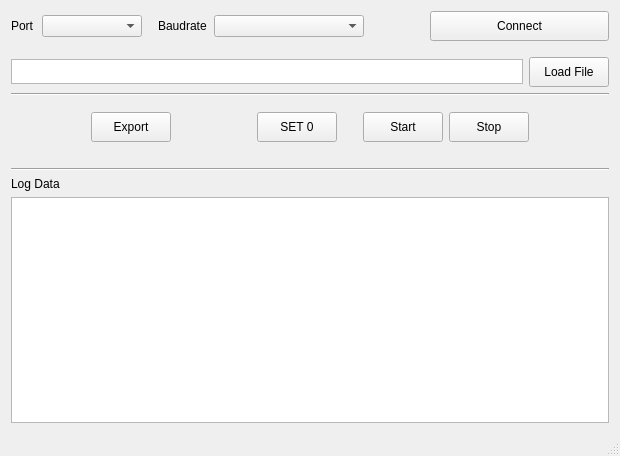
Before: the Qt Designer form mainwindow.ui in phuongnam0907/DemoAutoTest, drawn with Qt 5.
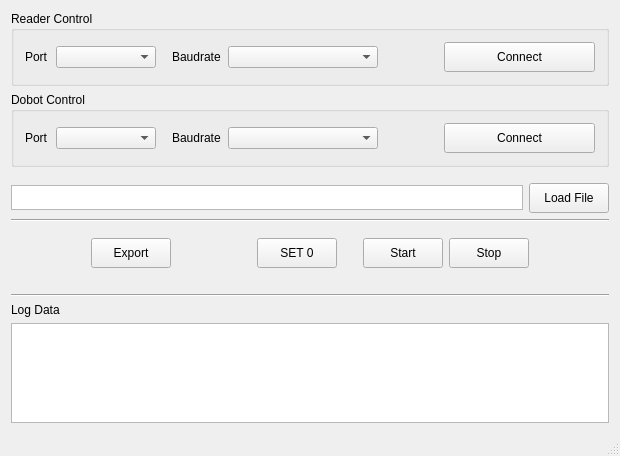
After: the same form once the commit is applied.

Commit message: Add thread for controlling Reader + Card Detection

Diff of the .ui file:
```diff
--- a/mainwindow.ui
+++ b/mainwindow.ui
@@ -23,13 +23,127 @@
      </widget>
     </item>
     <item row="5" column="0">
-     <widget class="QTextEdit" name="textEdit"/>
+     <widget class="QTextEdit" name="textEdit">
+      <property name="readOnly">
+       <bool>true</bool>
+      </property>
+     </widget>
     </item>
     <item row="0" column="0">
      <layout class="QVBoxLayout" name="verticalLayout">
+      <item>
+       <layout class="QGridLayout" name="gridLayout">
+        <item row="0" column="0">
+         <widget class="QGroupBox" name="groupBox">
+          <property name="title">
+           <string>Reader Control</string>
+          </property>
+          <layout class="QHBoxLayout" name="horizontalLayout_4">
+           <item>
+            <widget class="QLabel" name="label_4">
+             <property name="maximumSize">
+              <size>
+               <width>25</width>
+               <height>16777215</height>
+              </size>
+             </property>
+             <property name="text">
+              <string>Port</string>
+             </property>
+            </widget>
+           </item>
+           <item>
+            <widget class="QComboBox" name="comboBox_4">
+             <property name="maximumSize">
+              <size>
+               <width>100</width>
+               <height>16777215</height>
+              </size>
+             </property>
+            </widget>
+           </item>
+           <item>
+            <spacer name="horizontalSpacer_8">
+             <property name="orientation">
+              <enum>Qt::Horizontal</enum>
+             </property>
+             <property name="sizeType">
+              <enum>QSizePolicy::Fixed</enum>
+             </property>
+             <property name="sizeHint" stdset="0">
+              <size>
+               <width>10</width>
+               <height>20</height>
+              </size>
+             </property>
+            </spacer>
+           </item>
+           <item>
+            <widget class="QLabel" name="label_5">
+             <property name="maximumSize">
+              <size>
+               <width>50</width>
+               <height>16777215</height>
+              </size>
+             </property>
+             <property name="text">
+              <string>Baudrate</string>
+             </property>
+            </widget>
+           </item>
+           <item>
+            <widget class="QComboBox" name="comboBox_3">
+             <property name="maximumSize">
+              <size>
+               <width>150</width>
+               <height>16777215</height>
+              </size>
+             </property>
+            </widget>
+           </item>
+           <item>
+            <spacer name="horizontalSpacer_7">
+             <property name="orientation">
+              <enum>Qt::Horizontal</enum>
+             </property>
+             <property name="sizeType">
+              <enum>QSizePolicy::Fixed</enum>
+             </property>
+             <property name="sizeHint" stdset="0">
+              <size>
+               <width>60</width>
+               <height>20</height>
+              </size>
+             </property>
+            </spacer>
+           </item>
+           <item>
+            <widget class="QPushButton" name="portButton">
+             <property name="minimumSize">
+              <size>
+               <width>0</width>
+               <height>30</height>
+              </size>
+             </property>
+             <property name="text">
+              <string>Connect</string>
+             </property>
+            </widget>
+           </item>
+          </layout>
+         </widget>
+        </item>
+       </layout>
+      </item>
       <item>
        <layout class="QHBoxLayout" name="horizontalLayout_3">
         <item>
+         <widget class="QGroupBox" name="groupBox_2">
+          <property name="title">
+           <string>Dobot Control</string>
+          </property>
+          <layout class="QHBoxLayout" name="horizontalLayout_5">
+           <item>
          <widget class="QLabel" name="label_2">
           <property name="maximumSize">
            <size>
@@ -121,6 +235,9 @@
          </widget>
         </item>
        </layout>
+         </widget>
+        </item>
+       </layout>
       </item>
       <item>
        <spacer name="verticalSpacer_3">
@@ -148,6 +265,9 @@
             <height>25</height>
            </size>
           </property>
+          <property name="readOnly">
+           <bool>true</bool>
+          </property>
          </widget>
         </item>
         <item>
```
Lines whose indentation alone changed are shown as unchanged. The commit also changes 7 other files.
